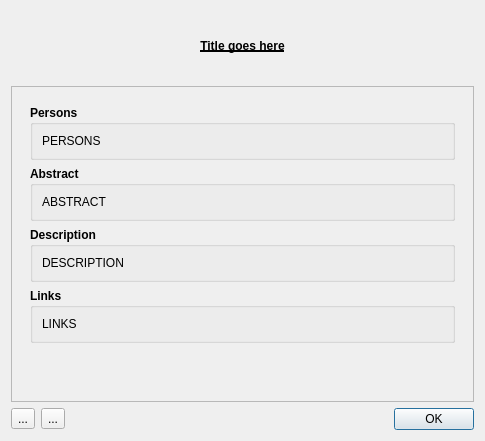
Qt form src/gui/eventdialog.ui (edulix/confclerk) before a commit.
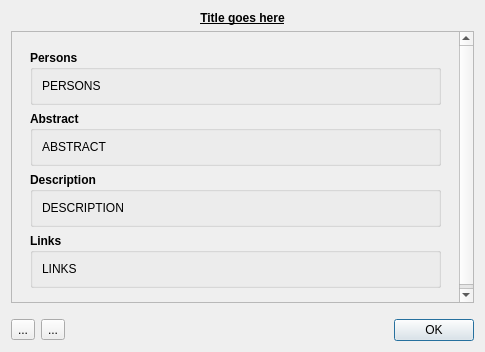
The same form after that commit. Icons and pictures are not drawn.

Commit message: changed fosdem icon in about dialog to brain-alone icon

What changed in the file:
```diff
--- a/src/gui/eventdialog.ui
+++ b/src/gui/eventdialog.ui
@@ -6,7 +6,7 @@
     <x>0</x>
     <y>0</y>
     <width>485</width>
-    <height>441</height>
+    <height>352</height>
    </rect>
   </property>
   <property name="sizePolicy" >
@@ -27,7 +27,7 @@
      <item>
       <widget class="QLabel" name="title" >
        <property name="sizePolicy" >
-        <sizepolicy vsizetype="MinimumExpanding" hsizetype="Preferred" >
+        <sizepolicy vsizetype="Minimum" hsizetype="Preferred" >
          <horstretch>0</horstretch>
          <verstretch>0</verstretch>
         </sizepolicy>
@@ -53,7 +53,7 @@
      <item>
       <widget class="QScrollArea" name="scrollArea" >
        <property name="sizePolicy" >
-        <sizepolicy vsizetype="MinimumExpanding" hsizetype="Preferred" >
+        <sizepolicy vsizetype="Expanding" hsizetype="Preferred" >
          <horstretch>0</horstretch>
          <verstretch>0</verstretch>
         </sizepolicy>
@@ -67,14 +67,14 @@
           <x>0</x>
           <y>0</y>
           <width>461</width>
-          <height>355</height>
+          <height>254</height>
          </rect>
         </property>
         <layout class="QGridLayout" name="gridLayout_2" >
          <item row="0" column="0" >
           <widget class="QWidget" native="1" name="content" >
            <property name="sizePolicy" >
-            <sizepolicy vsizetype="MinimumExpanding" hsizetype="Preferred" >
+            <sizepolicy vsizetype="Expanding" hsizetype="Preferred" >
              <horstretch>0</horstretch>
              <verstretch>0</verstretch>
             </sizepolicy>
@@ -243,22 +243,25 @@
            </layout>
           </widget>
          </item>
-         <item row="1" column="0" >
-          <spacer name="verticalSpacer" >
+        </layout>
+       </widget>
+      </widget>
+     </item>
+     <item>
+      <spacer name="verticalSpacer_2" >
            <property name="orientation" >
             <enum>Qt::Vertical</enum>
            </property>
+       <property name="sizeType" >
+        <enum>QSizePolicy::Minimum</enum>
+       </property>
            <property name="sizeHint" stdset="0" >
             <size>
              <width>20</width>
-             <height>40</height>
+         <height>10</height>
             </size>
            </property>
           </spacer>
-         </item>
-        </layout>
-       </widget>
-      </widget>
      </item>
      <item>
       <layout class="QHBoxLayout" name="horizontalLayout" >
```
Lines whose indentation alone changed are shown as unchanged. The commit also changes 3 other files.
